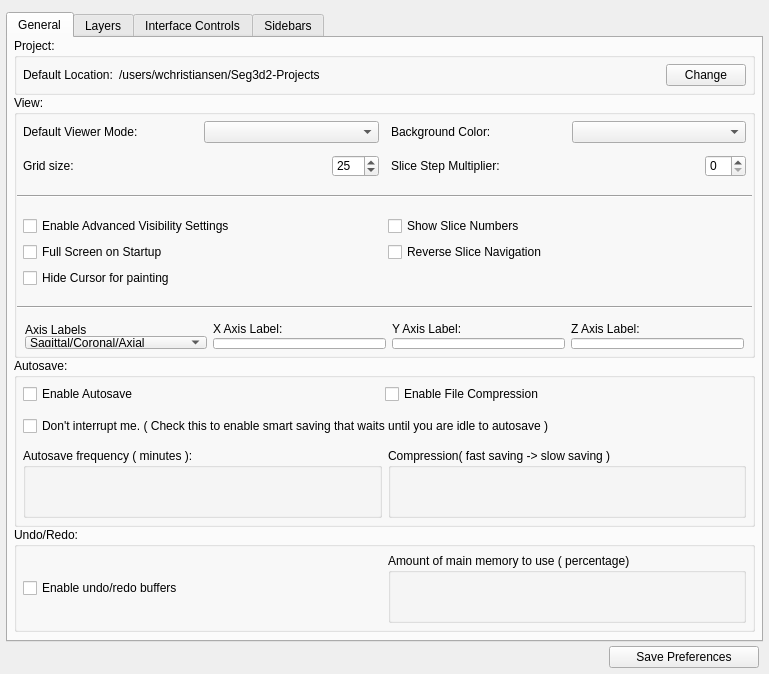
The window that src/Interface/AppPreferences/AppPreferences.ui (SCIInstitute/Seg3D) describes before a commit, drawn with Qt 5.
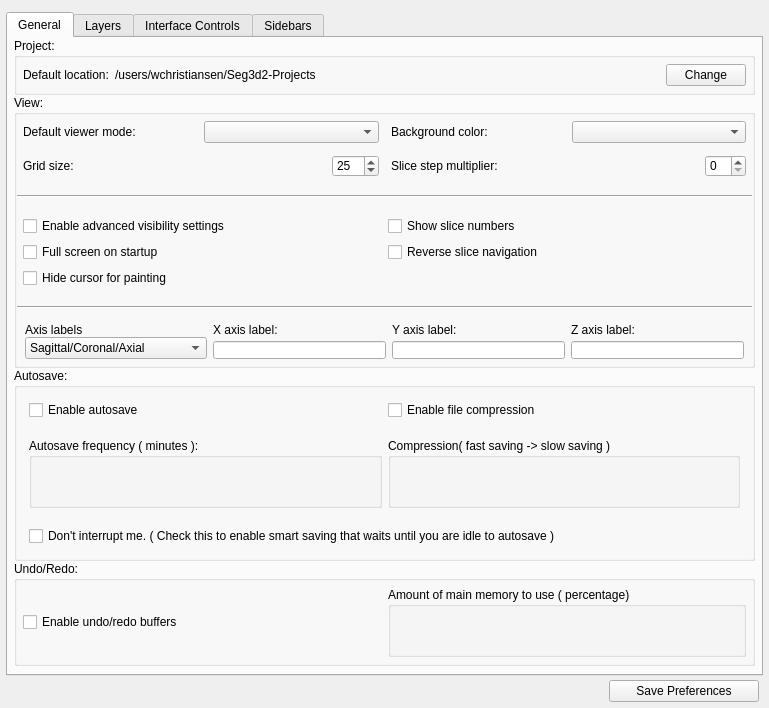
The same window after the commit. Custom widgets are drawn as their Qt base class.

Commit message: fixed the importers to show the proper list for series and single files fixed AppPreferences for consistency in capitalization added actions for ActionActivateNextLayer and ActionActivatePreviousLayer

Diff of the .ui file:
```diff
--- a/src/Interface/AppPreferences/AppPreferences.ui
+++ b/src/Interface/AppPreferences/AppPreferences.ui
@@ -109,7 +109,7 @@
              <item>
               <widget class="QLabel" name="label_10">
                <property name="text">
-                <string>Default Location:</string>
+                <string>Default location:</string>
                </property>
               </widget>
              </item>
@@ -193,7 +193,7 @@
                    </sizepolicy>
                   </property>
                   <property name="text">
-                   <string>Default Viewer Mode:</string>
+                   <string>Default viewer mode:</string>
                   </property>
                  </widget>
                 </item>
@@ -294,14 +294,14 @@
                 <item row="0" column="0">
                  <widget class="QLabel" name="label_2">
                   <property name="text">
-                   <string>Background Color:</string>
+                   <string>Background color:</string>
                   </property>
                  </widget>
                 </item>
                 <item row="1" column="0">
                  <widget class="QLabel" name="label_9">
                   <property name="text">
-                   <string>Slice Step Multiplier:</string>
+                   <string>Slice step multiplier:</string>
                   </property>
                  </widget>
                 </item>
@@ -364,7 +364,7 @@
                 <string>Allow switching on layer visibility per viewer.</string>
                </property>
                <property name="text">
-                <string>Enable Advanced Visibility Settings</string>
+                <string>Enable advanced visibility settings</string>
                </property>
               </widget>
              </item>
@@ -374,7 +374,7 @@
                 <string>Show the current slice number in the slice viewer</string>
                </property>
                <property name="text">
-                <string>Show Slice Numbers</string>
+                <string>Show slice numbers</string>
                </property>
               </widget>
              </item>
@@ -384,7 +384,7 @@
                 <string>Start the program in full screen mode.</string>
                </property>
                <property name="text">
-                <string>Full Screen on Startup</string>
+                <string>Full screen on startup</string>
                </property>
                <property name="checked">
                 <bool>false</bool>
@@ -397,14 +397,14 @@
                 <string>Reverse the direction of the up/down and mouse wheel for slice navigation.</string>
                </property>
                <property name="text">
-                <string>Reverse Slice Navigation</string>
+                <string>Reverse slice navigation</string>
                </property>
               </widget>
              </item>
              <item row="2" column="0">
               <widget class="QCheckBox" name="cursor_visibility_checkbox_">
                <property name="text">
-                <string>Hide Cursor for painting</string>
+                <string>Hide cursor for painting</string>
                </property>
               </widget>
              </item>
@@ -423,7 +423,7 @@
             <property name="minimumSize">
              <size>
               <width>0</width>
-              <height>30</height>
+              <height>40</height>
              </size>
             </property>
             <layout class="QHBoxLayout" name="horizontalLayout_20" stretch="1,1,1,1">
@@ -454,7 +454,7 @@
                 <item>
                  <widget class="QLabel" name="label_20">
                   <property name="text">
-                   <string>Axis Labels</string>
+                   <string>Axis labels</string>
                   </property>
                  </widget>
                 </item>
@@ -497,7 +497,7 @@
                 <item>
                  <widget class="QLabel" name="label_7">
                   <property name="text">
-                   <string>X Axis Label:</string>
+                   <string>X axis label:</string>
                   </property>
                  </widget>
                 </item>
@@ -519,7 +519,7 @@
                 <item>
                  <widget class="QLabel" name="label_8">
                   <property name="text">
-                   <string>Y Axis Label:</string>
+                   <string>Y axis label:</string>
                   </property>
                  </widget>
                 </item>
@@ -541,7 +541,7 @@
                 <item>
                  <widget class="QLabel" name="label_19">
                   <property name="text">
-                   <string>Z Axis Label:</string>
+                   <string>Z axis label:</string>
                   </property>
                  </widget>
                 </item>
@@ -570,41 +570,40 @@
          </property>
          <layout class="QVBoxLayout" name="verticalLayout">
           <property name="spacing">
-           <number>12</number>
+           <number>6</number>
           </property>
           <property name="margin">
            <number>6</number>
           </property>
           <item>
-           <layout class="QHBoxLayout" name="horizontalLayout_11">
-            <property name="spacing">
-             <number>0</number>
+           <widget class="QWidget" name="widget_13" native="true">
+            <layout class="QHBoxLayout" name="horizontalLayout_3">
+             <property name="margin">
+              <number>6</number>
             </property>
             <item>
              <widget class="QCheckBox" name="auto_save_checkbox_">
               <property name="text">
-               <string>Enable Autosave</string>
+                <string>Enable autosave</string>
               </property>
              </widget>
             </item>
             <item>
              <widget class="QCheckBox" name="enable_compression_checkbox_">
               <property name="text">
-               <string>Enable File Compression</string>
+                <string>Enable file compression</string>
               </property>
              </widget>
             </item>
            </layout>
-          </item>
-          <item>
-           <widget class="QCheckBox" name="smart_save_checkbox_">
-            <property name="text">
-             <string>Don't interrupt me. ( Check this to enable smart saving that waits until you are idle to autosave )</string>
-            </property>
            </widget>
           </item>
           <item>
-           <layout class="QHBoxLayout" name="horizontalLayout_14" stretch="1,1">
+           <widget class="QWidget" name="widget_14" native="true">
+            <layout class="QHBoxLayout" name="horizontalLayout_11">
+             <property name="margin">
+              <number>6</number>
+             </property>
             <item>
              <widget class="QGroupBox" name="groupBox_4">
               <property name="sizePolicy">
@@ -684,6 +683,23 @@
              </widget>
             </item>
            </layout>
+           </widget>
+          </item>
+          <item>
+           <widget class="QWidget" name="widget_16" native="true">
+            <layout class="QHBoxLayout" name="horizontalLayout_14">
+             <property name="margin">
+              <number>6</number>
+             </property>
+             <item>
+              <widget class="QCheckBox" name="smart_save_checkbox_">
+               <property name="text">
+                <string>Don't interrupt me. ( Check this to enable smart saving that waits until you are idle to autosave )</string>
+               </property>
+              </widget>
+             </item>
+            </layout>
+           </widget>
           </item>
          </layout>
         </widget>
```
Left out of the diff: 8 changed lines with no effect on the pictures. Lines whose indentation alone changed are shown as unchanged. The commit also changes 21 other files.
